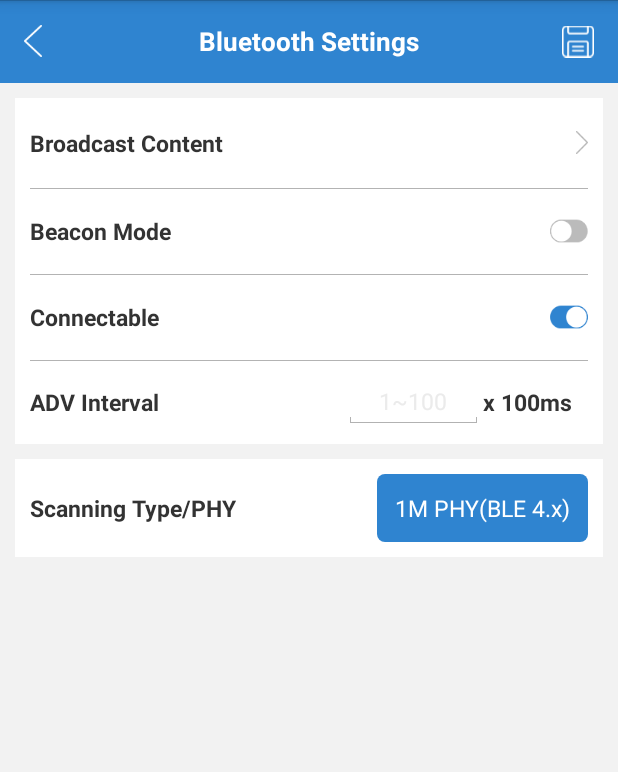
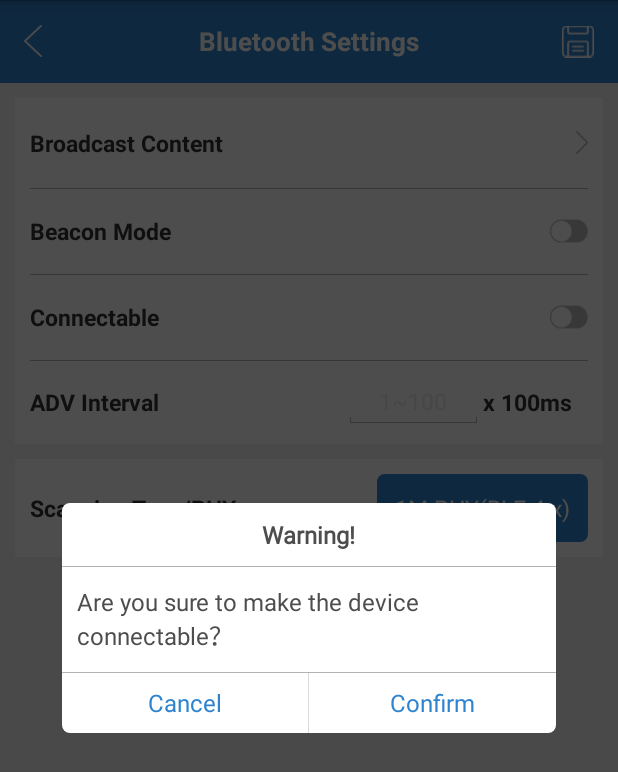
Before and after one commit to MKLoRa/MKLoRa-LW001-BG-Android, an Android app: the BleSettingsActivity screen opened directly, with no data from a screen before it, after a tap on an icon or button, on a phone screen of 412 x 824 dp. Shown: the top 772 px of the screen. Run offline under Robolectric (Android 15) with nearby library versions, the phone set to English and light mode, and no system bars; our stand-ins replace ButterKnife, EventBus; libraries missing offline, so code that uses them is left out: com.elvishew.xlog.

Commit message:
修改一轮测试bug

```diff
--- a/app/build.gradle
+++ b/app/build.gradle
@@ -15,8 +15,8 @@ android {
         }
         minSdkVersion 18
         targetSdkVersion 29
-        versionCode 1
-        versionName "1.0.0"
+        versionCode 2
+        versionName "1.0.1"
     }
 
     buildTypes {
--- a/app/src/main/AndroidManifest.xml
+++ b/app/src/main/AndroidManifest.xml
@@ -66,6 +66,7 @@
             android:windowSoftInputMode="adjustPan" />
         <activity
             android:name="com.moko.lw001.activity.PosGpsFixActivity"
+            android:hardwareAccelerated="true"
             android:screenOrientation="portrait"
             android:windowSoftInputMode="adjustPan" />
         <activity
@@ -82,6 +83,7 @@
             android:windowSoftInputMode="adjustPan" />
         <activity
             android:name="com.moko.lw001.activity.MotionModeActivity"
+            android:hardwareAccelerated="true"
             android:screenOrientation="portrait"
             android:windowSoftInputMode="adjustPan" />
         <activity
@@ -106,6 +108,7 @@
             android:windowSoftInputMode="adjustPan" />
         <activity
             android:name="com.moko.lw001.activity.BleSettingsActivity"
+            android:hardwareAccelerated="true"
             android:screenOrientation="portrait"
             android:windowSoftInputMode="adjustPan" />
         <activity
--- a/app/src/main/java/com/moko/lw001/activity/AdvInfoActivity.java
+++ b/app/src/main/java/com/moko/lw001/activity/AdvInfoActivity.java
@@ -49,7 +49,7 @@ import butterknife.ButterKnife;
 public class AdvInfoActivity extends BaseActivity implements OnSeekBarChangeListener {
 
     public static final String UUID_PATTERN = "[A-Fa-f0-9]{8}-(?:[A-Fa-f0-9]{4}-){3}[A-Fa-f0-9]{12}";
-    private final String FILTER_ASCII = "[^ -~]";
+    private final String FILTER_ASCII = "[ -~]*";
     @BindView(R2.id.et_adv_name)
     EditText etAdvName;
     @BindView(R2.id.et_uuid)
@@ -128,7 +128,7 @@ public class AdvInfoActivity extends BaseActivity implements OnSeekBarChangeList
             }
         });
         InputFilter inputFilter = (source, start, end, dest, dstart, dend) -> {
-            if ((source + "").matches(FILTER_ASCII)) {
+            if (!(source + "").matches(FILTER_ASCII)) {
                 return "";
             }
 
--- a/app/src/main/java/com/moko/lw001/activity/BleSettingsActivity.java
+++ b/app/src/main/java/com/moko/lw001/activity/BleSettingsActivity.java
@@ -382,8 +382,14 @@ public class BleSettingsActivity extends BaseActivity implements CompoundButton.
             });
             dialog.show(getSupportFragmentManager());
         } else {
-            mConnectableEnable = true;
-            ivConnectable.setImageResource(mConnectableEnable ? R.drawable.lw001_ic_checked : R.drawable.lw001_ic_unchecked);
+            AlertMessageDialog dialog = new AlertMessageDialog();
+            dialog.setTitle("Warning!");
+            dialog.setMessage("Are you sure to make the device connectable？");
+            dialog.setOnAlertConfirmListener(() -> {
+                mConnectableEnable = true;
+                ivConnectable.setImageResource(mConnectableEnable ? R.drawable.lw001_ic_checked : R.drawable.lw001_ic_unchecked);
+            });
+            dialog.show(getSupportFragmentManager());
         }
     }
 }
--- a/app/src/main/java/com/moko/lw001/activity/DeviceInfoActivity.java
+++ b/app/src/main/java/com/moko/lw001/activity/DeviceInfoActivity.java
@@ -343,8 +343,8 @@ public class DeviceInfoActivity extends BaseActivity implements RadioGroup.OnChe
             dialog.show(getSupportFragmentManager());
         } else if (disConnectType == 4) {
             AlertMessageDialog dialog = new AlertMessageDialog();
-            dialog.setTitle("Factory Reset");
-            dialog.setMessage("Factory reset successfully!Please reconnect the device.");
+            dialog.setTitle("Reset Successfully");
+            dialog.setMessage("Reset successfully!Please reconnect the device.");
             dialog.setConfirm("OK");
             dialog.setCancelGone();
             dialog.setOnAlertConfirmListener(() -> {
--- a/app/src/main/java/com/moko/lw001/activity/ExportDataActivity.java
+++ b/app/src/main/java/com/moko/lw001/activity/ExportDataActivity.java
@@ -409,7 +409,6 @@ public class ExportDataActivity extends BaseActivity {
         writeTrackedFile("");
         exportDatas.clear();
         adapter.replaceData(exportDatas);
-        tvSum.setText("Sum:0");
         tvCount.setText("Count:0");
         showSyncingProgressDialog();
         LoRaLW001MokoSupport.getInstance().sendOrder(OrderTaskAssembler.readStorageData(time));
--- a/app/src/main/java/com/moko/lw001/activity/FilterOptionsAActivity.java
+++ b/app/src/main/java/com/moko/lw001/activity/FilterOptionsAActivity.java
@@ -47,7 +47,7 @@ import butterknife.BindView;
 import butterknife.ButterKnife;
 
 public class FilterOptionsAActivity extends BaseActivity implements SeekBar.OnSeekBarChangeListener {
-    private final String FILTER_ASCII = "[^ -~]";
+    private final String FILTER_ASCII = "[ -~]*";
     @BindView(R2.id.sb_rssi_filter)
     SeekBar sbRssiFilter;
     @BindView(R2.id.tv_rssi_filter_value)
@@ -127,7 +127,7 @@ public class FilterOptionsAActivity extends BaseActivity implements SeekBar.OnSe
 
         sbRssiFilter.setOnSeekBarChangeListener(this);
         InputFilter inputFilter = (source, start, end, dest, dstart, dend) -> {
-            if ((source + "").matches(FILTER_ASCII)) {
+            if (!(source + "").matches(FILTER_ASCII)) {
                 return "";
             }
 
--- a/app/src/main/java/com/moko/lw001/activity/FilterOptionsBActivity.java
+++ b/app/src/main/java/com/moko/lw001/activity/FilterOptionsBActivity.java
@@ -47,7 +47,7 @@ import butterknife.BindView;
 import butterknife.ButterKnife;
 
 public class FilterOptionsBActivity extends BaseActivity implements SeekBar.OnSeekBarChangeListener {
-    private final String FILTER_ASCII = "[^ -~]";
+    private final String FILTER_ASCII = "[ -~]*";
     @BindView(R2.id.sb_rssi_filter)
     SeekBar sbRssiFilter;
     @BindView(R2.id.tv_rssi_filter_value)
@@ -127,7 +127,7 @@ public class FilterOptionsBActivity extends BaseActivity implements SeekBar.OnSe
 
         sbRssiFilter.setOnSeekBarChangeListener(this);
         InputFilter inputFilter = (source, start, end, dest, dstart, dend) -> {
-            if ((source + "").matches(FILTER_ASCII)) {
+            if (!(source + "").matches(FILTER_ASCII)) {
                 return "";
             }
 
--- a/app/src/main/java/com/moko/lw001/activity/LoRaLW001MainActivity.java
+++ b/app/src/main/java/com/moko/lw001/activity/LoRaLW001MainActivity.java
@@ -332,8 +332,8 @@ public class LoRaLW001MainActivity extends BaseActivity implements MokoScanDevic
             LoRaLW001MokoSupport.getInstance().enableBluetooth();
             return;
         }
-        AdvInfo beaconInfo = (AdvInfo) adapter.getItem(position);
-        if (beaconInfo != null && !isFinishing()) {
+        AdvInfo advInfo = (AdvInfo) adapter.getItem(position);
+        if (advInfo.connectable && advInfo != null && !isFinishing()) {
             if (animation != null) {
                 mHandler.removeMessages(0);
                 mokoBleScanner.stopScanDevice();
@@ -355,7 +355,7 @@ public class LoRaLW001MainActivity extends BaseActivity implements MokoScanDevic
                         mokoBleScanner.stopScanDevice();
                     }
                     showLoadingProgressDialog();
-                    ivRefresh.postDelayed(() -> LoRaLW001MokoSupport.getInstance().connDevice(beaconInfo.mac), 500);
+                    ivRefresh.postDelayed(() -> LoRaLW001MokoSupport.getInstance().connDevice(advInfo.mac), 500);
                 }
 
                 @Override
--- a/app/src/main/java/com/moko/lw001/activity/PosGpsFixActivity.java
+++ b/app/src/main/java/com/moko/lw001/activity/PosGpsFixActivity.java
@@ -384,8 +384,6 @@ public class PosGpsFixActivity extends BaseActivity {
 
 
     private void saveParams() {
-        final String coldStartTimeoutStr = etColdStartTimeout.getText().toString();
-        final int coldStartTimeout = Integer.parseInt(coldStartTimeoutStr);
         final String coarseAccMaskStr = etCoarseAccMask.getText().toString();
         final int coarseAccMask = Integer.parseInt(coarseAccMaskStr);
         final String coarseTimeoutStr = etCoarseTimeout.getText().toString();
@@ -405,6 +403,8 @@ public class PosGpsFixActivity extends BaseActivity {
         savedParamsError = false;
         List<OrderTask> orderTasks = new ArrayList<>();
         if (!BuildConfig.IS_LIBRARY) {
+            final String coldStartTimeoutStr = etColdStartTimeout.getText().toString();
+            final int coldStartTimeout = Integer.parseInt(coldStartTimeoutStr);
             orderTasks.add(OrderTaskAssembler.setGPSColdStartTimeout(coldStartTimeout));
         }
         orderTasks.add(OrderTaskAssembler.setGPSCoarseAccuracyMask(coarseAccMask));
--- a/app/src/main/java/com/moko/lw001/adapter/DeviceListAdapter.java
+++ b/app/src/main/java/com/moko/lw001/adapter/DeviceListAdapter.java
@@ -23,11 +23,12 @@ public class DeviceListAdapter extends BaseQuickAdapter<AdvInfo, BaseViewHolder>
         helper.setText(R.id.tv_power_state, item.powerState == 1 ? "Low" : "Full");
         final String intervalTime = item.intervalTime == 0 ? "<->N/A" : String.format("<->%dms", item.intervalTime);
         helper.setText(R.id.tv_track_interval, intervalTime);
-        helper.setText(R.id.tv_tx_power, String.format("Tx Power:%d", item.txPower));
+        helper.setText(R.id.tv_tx_power, String.format("Tx Power:%ddBm", item.txPower));
         helper.setText(R.id.tv_uuid_value, item.uuid);
         helper.setText(R.id.tv_major_value, String.valueOf(item.major));
         helper.setText(R.id.tv_minor_value, String.valueOf(item.minor));
         helper.setText(R.id.tv_measure_power_value, String.format("%ddBm", item.measurePower));
+        helper.setVisible(R.id.tv_connect, item.connectable);
         helper.addOnClickListener(R.id.tv_connect);
     }
 }
--- a/app/src/main/java/com/moko/lw001/dialog/ChangePasswordDialog.java
+++ b/app/src/main/java/com/moko/lw001/dialog/ChangePasswordDialog.java
@@ -18,7 +18,7 @@ import butterknife.BindView;
 import butterknife.OnClick;
 
 public class ChangePasswordDialog extends BaseDialog<Object> {
-    private final String FILTER_ASCII = "[^ -~]";
+    private final String FILTER_ASCII = "[ -~]*";
     @BindView(R2.id.et_password)
     EditText etPassword;
     @BindView(R2.id.et_password_confirm)
@@ -42,7 +42,7 @@ public class ChangePasswordDialog extends BaseDialog<Object> {
         InputFilter filter = new InputFilter() {
             @Override
             public CharSequence filter(CharSequence source, int start, int end, Spanned dest, int dstart, int dend) {
-                if ((source + "").matches(FILTER_ASCII)) {
+                if (!(source + "").matches(FILTER_ASCII)) {
                     return "";
                 }
 
--- a/app/src/main/java/com/moko/lw001/dialog/PasswordDialog.java
+++ b/app/src/main/java/com/moko/lw001/dialog/PasswordDialog.java
@@ -16,7 +16,7 @@ import butterknife.BindView;
 import butterknife.OnClick;
 
 public class PasswordDialog extends BaseDialog<String> {
-    private final String FILTER_ASCII = "[^ -~]";
+    private final String FILTER_ASCII = "[ -~]*";
     @BindView(R2.id.et_password)
     EditText etPassword;
 
@@ -34,7 +34,7 @@ public class PasswordDialog extends BaseDialog<String> {
         InputFilter filter = new InputFilter() {
             @Override
             public CharSequence filter(CharSequence source, int start, int end, Spanned dest, int dstart, int dend) {
-                if ((source + "").matches(FILTER_ASCII)) {
+                if (!(source + "").matches(FILTER_ASCII)) {
                     return "";
                 }
 
--- a/app/src/main/java/com/moko/lw001/entity/AdvInfo.java
+++ b/app/src/main/java/com/moko/lw001/entity/AdvInfo.java
@@ -14,4 +14,5 @@ public class AdvInfo {
     public int major;
     public int minor;
     public int measurePower;
+    public boolean connectable;
 }
--- a/app/src/main/java/com/moko/lw001/utils/BeaconInfoParseableImpl.java
+++ b/app/src/main/java/com/moko/lw001/utils/BeaconInfoParseableImpl.java
@@ -92,6 +92,7 @@ public class BeaconInfoParseableImpl implements DeviceInfoParseable<AdvInfo> {
             advInfo.measurePower = measurePower;
             advInfo.major = major;
             advInfo.minor = minor;
+            advInfo.connectable = result.isConnectable();
         } else {
             advInfo = new AdvInfo();
             advInfo.name = deviceInfo.name;
@@ -107,6 +108,7 @@ public class BeaconInfoParseableImpl implements DeviceInfoParseable<AdvInfo> {
             advInfo.measurePower = measurePower;
             advInfo.major = major;
             advInfo.minor = minor;
+            advInfo.connectable = result.isConnectable();
             advInfoHashMap.put(deviceInfo.mac, advInfo);
         }
 
--- a/app/src/main/module/AndroidManifest.xml
+++ b/app/src/main/module/AndroidManifest.xml
@@ -64,6 +64,7 @@
             android:windowSoftInputMode="adjustPan" />
         <activity
             android:name="com.moko.lw001.activity.PosGpsFixActivity"
+            android:hardwareAccelerated="true"
             android:screenOrientation="portrait"
             android:windowSoftInputMode="adjustPan" />
         <activity
@@ -80,6 +81,7 @@
             android:windowSoftInputMode="adjustPan" />
         <activity
             android:name="com.moko.lw001.activity.MotionModeActivity"
+            android:hardwareAccelerated="true"
             android:screenOrientation="portrait"
             android:windowSoftInputMode="adjustPan" />
         <activity
@@ -104,6 +106,7 @@
             android:windowSoftInputMode="adjustPan" />
         <activity
             android:name="com.moko.lw001.activity.BleSettingsActivity"
+            android:hardwareAccelerated="true"
             android:screenOrientation="portrait"
             android:windowSoftInputMode="adjustPan" />
         <activity
--- a/app/src/main/res/layout/lw001_activity_about.xml
+++ b/app/src/main/res/layout/lw001_activity_about.xml
@@ -59,7 +59,7 @@
         android:layout_below="@id/app_name"
         android:layout_centerHorizontal="true"
         android:layout_marginTop="20dp"
-        android:text="APP Version:V1.0.0"
+        android:text="APP Version:V1.0.1"
         android:textColor="@color/lw001_grey_a8a8a8"
         android:textSize="17sp" />
 
--- a/app/src/main/res/layout/lw001_activity_ble_settings.xml
+++ b/app/src/main/res/layout/lw001_activity_ble_settings.xml
@@ -3,7 +3,6 @@
     xmlns:app="http://schemas.android.com/apk/res-auto"
     android:layout_width="match_parent"
     android:layout_height="match_parent"
-    android:background="@color/lw001_grey_f2f2f2"
     android:orientation="vertical">
 
     <RelativeLayout
@@ -49,7 +48,8 @@
 
     <androidx.constraintlayout.widget.ConstraintLayout
         android:layout_width="match_parent"
-        android:layout_height="wrap_content"
+        android:layout_height="match_parent"
+        android:background="@color/lw001_grey_f2f2f2"
         android:padding="10dp">
 
         <androidx.constraintlayout.widget.ConstraintLayout
@@ -117,7 +117,6 @@
                 android:layout_width="0dp"
                 android:layout_height="wrap_content"
                 android:layout_marginTop="20dp"
-                android:background="@color/lw001_white_ffffff"
                 android:focusable="true"
                 android:focusableInTouchMode="true"
                 android:visibility="visible"
@@ -207,7 +206,6 @@
                 android:layout_width="0dp"
                 android:layout_height="wrap_content"
                 android:layout_marginTop="20dp"
-                android:background="@color/lw001_white_ffffff"
                 android:focusable="true"
                 android:focusableInTouchMode="true"
                 android:visibility="gone"
@@ -218,7 +216,7 @@
                 <TextView
                     android:layout_width="wrap_content"
                     android:layout_height="wrap_content"
-                    android:text="Broadcast Timeoutl"
+                    android:text="Broadcast Timeout"
                     android:textColor="@color/lw001_black_333333"
                     android:textSize="15sp"
                     android:textStyle="bold"
```
